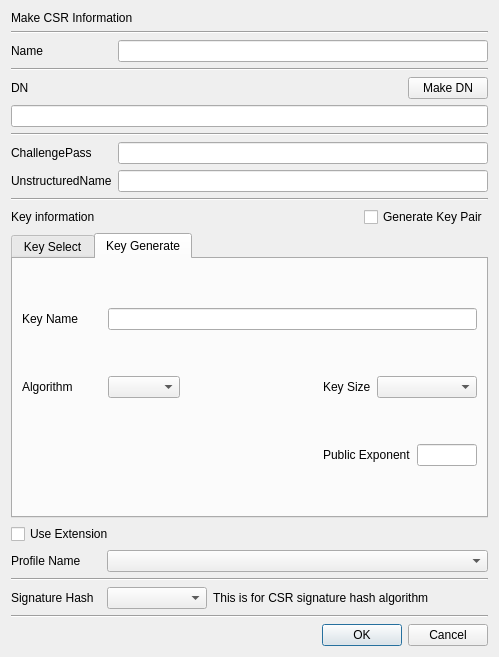
First picture: the form in CertMan/make_req_dlg.ui, repository jykim74/CertMan, before the edit.
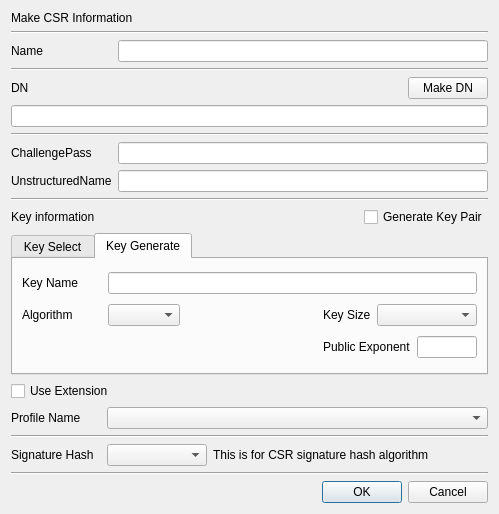
Second picture: the form after the edit.

Patch:
```diff
--- a/CertMan/make_req_dlg.ui
+++ b/CertMan/make_req_dlg.ui
@@ -7,7 +7,7 @@
     <x>0</x>
     <y>0</y>
     <width>499</width>
-    <height>657</height>
+    <height>514</height>
    </rect>
   </property>
   <property name="windowTitle">
```
